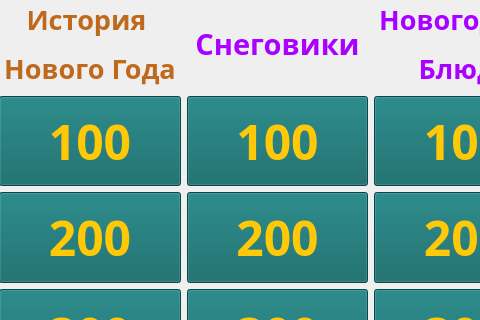
Before: the Qt Designer form design.ui in kepper104/new-year-quiz, drawn with Qt 5; both pictures show x 0 to 480 and y 0 to 320 of the 1513 by 720 pixel window.
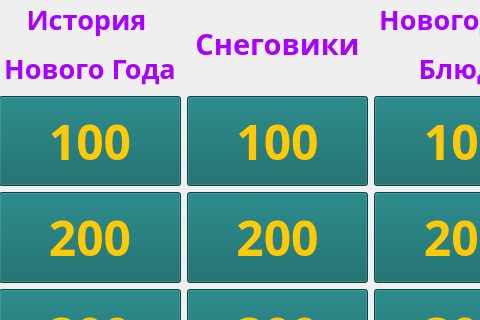
After: the same form once the commit is applied.

What changed in the file:
```diff
--- a/design.ui
+++ b/design.ui
@@ -50,7 +50,7 @@
           </font>
          </property>
          <property name="text">
-          <string>&lt;html&gt;&lt;head/&gt;&lt;body&gt;&lt;p align=&quot;center&quot;&gt;&lt;span style=&quot; font-size:20pt; color:#bf691d;&quot;&gt;История &lt;/span&gt;&lt;/p&gt;&lt;p align=&quot;center&quot;&gt;&lt;span style=&quot; font-size:20pt; color:#bf691d;&quot;&gt;Нового Года&lt;/span&gt;&lt;/p&gt;&lt;/body&gt;&lt;/html&gt;</string>
+          <string>&lt;html&gt;&lt;head/&gt;&lt;body&gt;&lt;p align=&quot;center&quot;&gt;&lt;span style=&quot; font-size:20pt; color:#aa00ff;&quot;&gt;История &lt;/span&gt;&lt;/p&gt;&lt;p align=&quot;center&quot;&gt;&lt;span style=&quot; font-size:20pt; color:#aa00ff;&quot;&gt;Нового Года&lt;/span&gt;&lt;/p&gt;&lt;/body&gt;&lt;/html&gt;</string>
          </property>
         </widget>
        </item>
```
Left out of the diff: 2 changed lines with no effect on the pictures.
